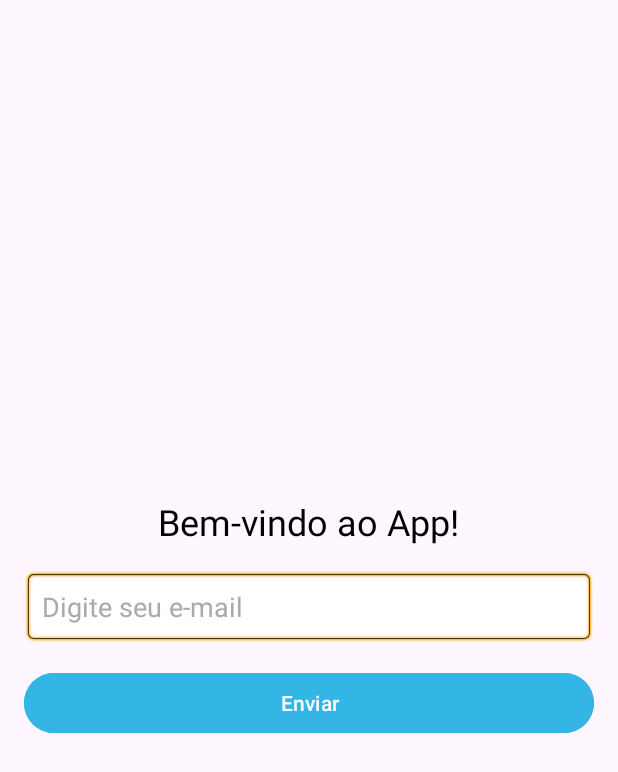
After one commit to kaique-sh/Cyberion-Innovations, an Android app: the layout activity_main.xml on its own in the app's theme, with its tools: preview values and no code run, on a phone screen of 412 x 824 dp. The commit adds this screen. Shown: the top 772 px of the screen. Run offline under Robolectric (Android 15) with nearby library versions, the phone set to English and light mode, and no system bars.

Commit message:
atualização

```diff
--- a/app/src/main/AndroidManifest.xml
+++ b/app/src/main/AndroidManifest.xml
@@ -12,7 +12,6 @@
         android:supportsRtl="true"
         android:theme="@style/Theme.CyberionInnovations">
 
-        <!-- Tela de Cadastro (Atividade Inicial) -->
         <activity
             android:name=".RegisterActivity"
             android:exported="true">
@@ -22,7 +21,6 @@
             </intent-filter>
         </activity>
 
-        <!-- Tela de Login -->
         <activity
             android:name=".LoginActivity"
             android:exported="true"/>
--- /dev/null
+++ b/app/src/main/res/layout/activity_main.xml
@@ -0,0 +1,41 @@
+<?xml version="1.0" encoding="utf-8"?>
+<LinearLayout
+    xmlns:android="http://schemas.android.com/apk/res/android"
+    android:layout_width="match_parent"
+    android:layout_height="match_parent"
+    android:orientation="vertical"
+    android:padding="16dp"
+    android:gravity="center">
+
+    <!-- Título -->
+    <TextView
+        android:id="@+id/tvWelcome"
+        android:layout_width="wrap_content"
+        android:layout_height="wrap_content"
+        android:text="Bem-vindo ao App!"
+        android:textSize="24sp"
+        android:textColor="@android:color/black"
+        android:layout_marginBottom="16dp"/>
+
+    <!-- Campo de E-mail -->
+    <EditText
+        android:id="@+id/etEmail"
+        android:layout_width="match_parent"
+        android:layout_height="wrap_content"
+        android:hint="Digite seu e-mail"
+        android:inputType="textEmailAddress"
+        android:padding="12dp"
+        android:background="@android:drawable/editbox_background"
+        android:textColor="@android:color/black"
+        android:textColorHint="@android:color/darker_gray"
+        android:layout_marginBottom="16dp"/>
+
+    <!-- Botão -->
+    <Button
+        android:id="@+id/btnSubmit"
+        android:layout_width="match_parent"
+        android:layout_height="wrap_content"
+        android:text="Enviar"
+        android:backgroundTint="@android:color/holo_blue_light"
+        android:textColor="@android:color/white"/>
+</LinearLayout>
```
Also changed, not shown: app/src/main/java/com/example/cyberioninnovations/LoginActivity.java (+0 -17 lines), app/src/main/java/com/example/cyberioninnovations/MainActivity.java (+11 -0 lines), app/src/main/java/com/example/cyberioninnovations/RegisterActivity.java (+0 -29 lines), app/src/main/res/layout/activity_login.xml (renamed from app/src/main/res/layout/LoginActivity.xml, +4 -22 lines), app/src/main/res/layout/activity_register.xml (+48 -67 lines), app/src/main/res/values/strings.xml (+8 -4 lines).
